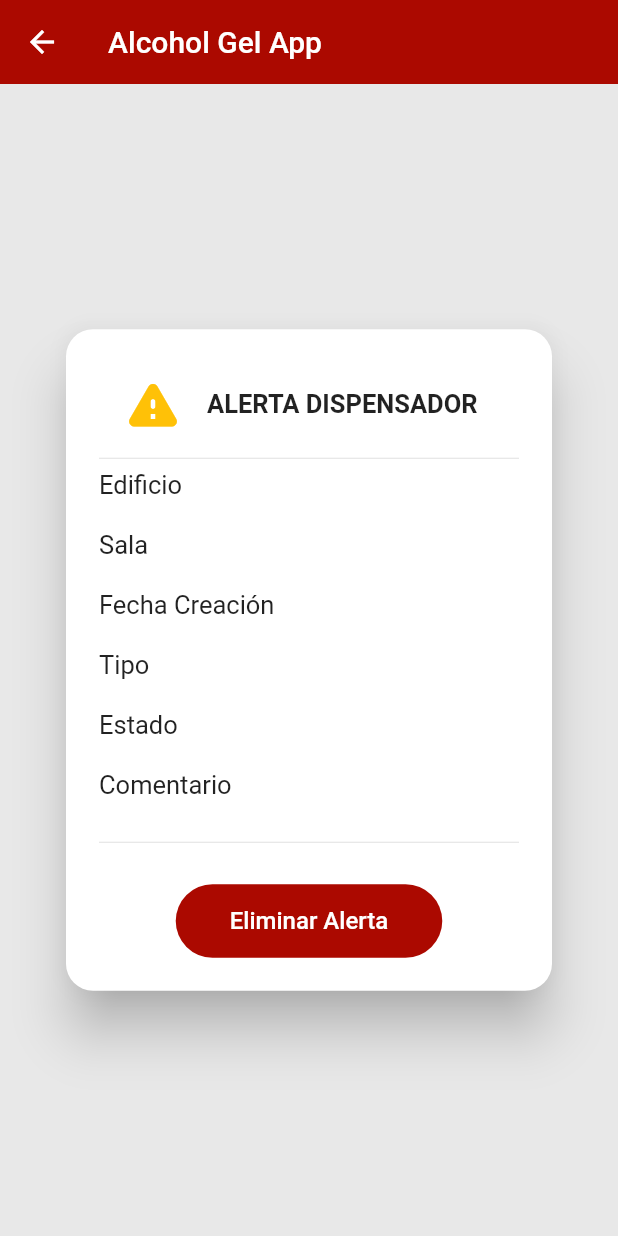
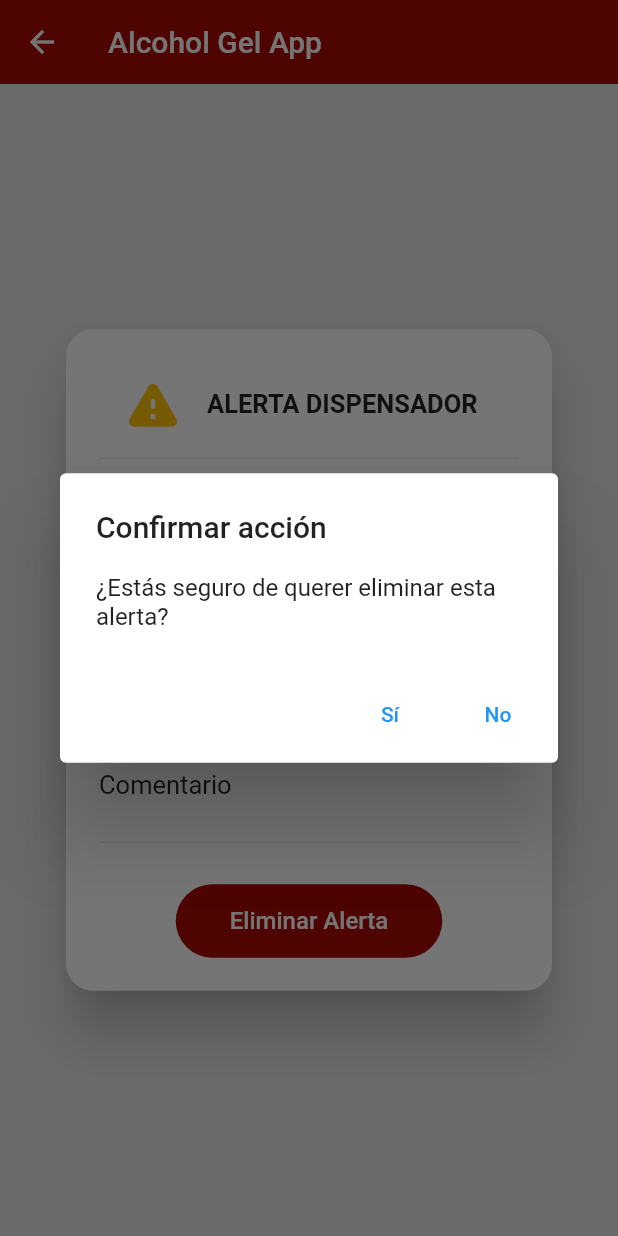
Before and after one commit to Thomasrb26/alcoholgel, a Flutter app: the _AlertaInfo screen opened directly with empty values, after a tap on "Eliminar Alerta", on a phone screen of 412 x 824 dp. Run offline on Flutter 3.47's test engine with Material 2 defaults, Android fonts, the phone set to English and light mode, and no system bars; missing offline and left inert: barcode_scan; network calls fail.

Commit message:
Modal de confirmacion eliminar alerta

```diff
--- a/lib/main.dart
+++ b/lib/main.dart
@@ -34,7 +34,7 @@ class MyApp extends StatelessWidget {
       theme: AppTheme.lightTheme,
 
       // Definir la ruta inicial por defecto
-      initialRoute: 'login',
+      initialRoute: 'home',
 
       // Definir las demas rutas con sus respectivos componentes
       routes: {
--- a/lib/models/alerta.dart
+++ b/lib/models/alerta.dart
@@ -18,6 +18,7 @@ class Alertas {
     required this.fechaCreacion,
     required this.sala,
     required this.tipoAlerta,
+    this.id
   });
 
   bool activa;
@@ -64,5 +65,6 @@ class Alertas {
     estado: estado,
     fechaCreacion: fechaCreacion,
     sala: sala,
-    tipoAlerta: tipoAlerta);
+    tipoAlerta: tipoAlerta,
+    id:id);
 }
--- a/lib/screens/usuario/alerta_info_existente.dart
+++ b/lib/screens/usuario/alerta_info_existente.dart
@@ -12,8 +12,7 @@ class AlertaInfoExistenteScreen extends StatelessWidget {
 
   @override
   Widget build(BuildContext context) {
-   final alertaService = Provider.of<AlertaService>(context);
-
+    final alertaService = Provider.of<AlertaService>(context);
     // Creamos mediante el provider una instancia de alerta.
     return ChangeNotifierProvider(
       create: (_) => AlertaFormProvider(
@@ -35,6 +34,31 @@ class _AlertaInfo extends StatelessWidget {
   // Instancia del servicio de alertas para utilizar conexion con la api.
   final AlertaService alertaService;
 
+  void confirmDelete(BuildContext context, String? id) {
+
+    showDialog(context: context, builder: (BuildContext ctx) {
+      return AlertDialog(
+        title: const Text("Confirmar acción"),
+        content: const Text('¿Estás seguro de querer eliminar esta alerta?'),
+        actions: [
+          TextButton(
+            onPressed: (){
+              alertaService.alertas.removeWhere((element) => element.id == id  );
+              Navigator.pushNamed(context, "home");
+            },
+            child: const Text('Sí')
+          ),
+          TextButton(
+            onPressed: (){
+              Navigator.of(context).pop();
+            },
+            child: const Text('No')
+          )
+        ],
+      );
+    });
+
+  }
   @override
   Widget build(BuildContext context) {
 
@@ -80,8 +104,9 @@ class _AlertaInfo extends StatelessWidget {
                     ElevatedButton(
                       // onPressed:enviarAlertaDb,
                       onPressed: () async {
-                        await alertaService.crearAlerta(alerta);
-                        Navigator.pushNamed(context, 'vista_alertas');
+                          // await alertaService.crearAlerta(alerta);
+                          confirmDelete(context, alerta.id);
+                          // Navigator.pushNamed(context, 'vista_alertas');
                       } ,
                       child: const Padding(
                         padding: EdgeInsets.symmetric(horizontal: 20, vertical: 15),
@@ -108,7 +133,6 @@ class TablaInfo extends StatelessWidget {
   const TablaInfo({
     Key? key, required this.alerta,
   }) : super(key: key);
-
   @override
   Widget build(BuildContext context) {
     return Table(
--- a/lib/services/alerta_service.dart
+++ b/lib/services/alerta_service.dart
@@ -36,6 +36,7 @@ class AlertaService extends ChangeNotifier {
       alertasMap.forEach((key, value) {
         final tempAlerta = Alertas.fromJson(value);
         tempAlerta.id = key;
+        print(tempAlerta.id);
         alertas.add(tempAlerta);
       });
     }
```
